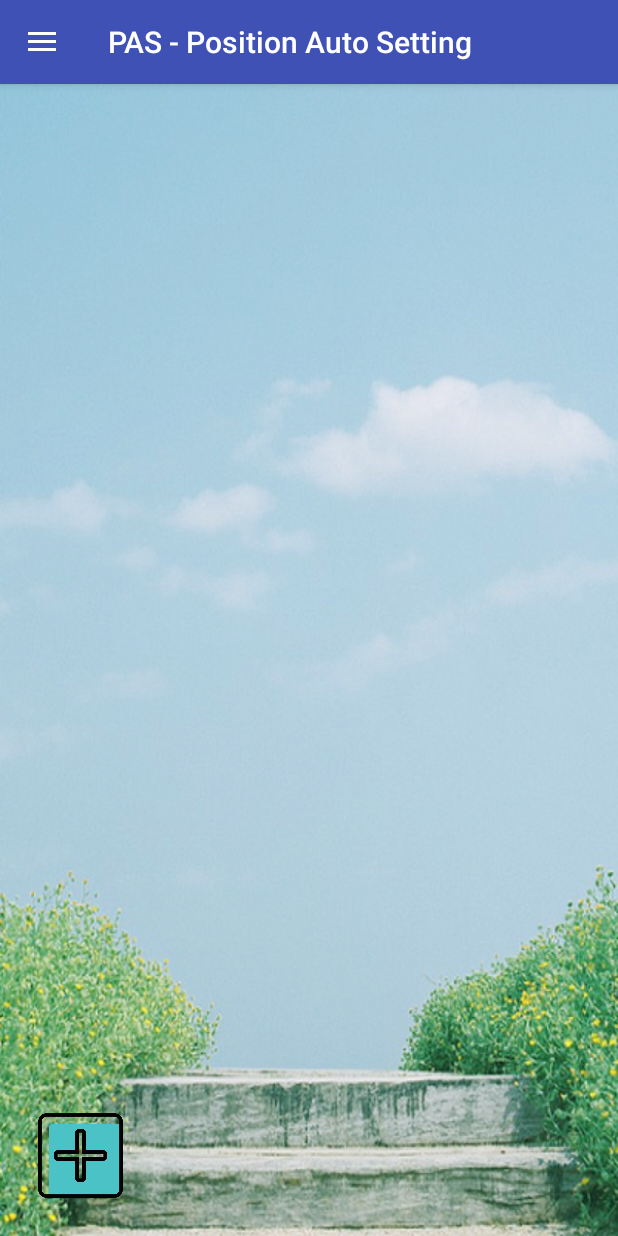
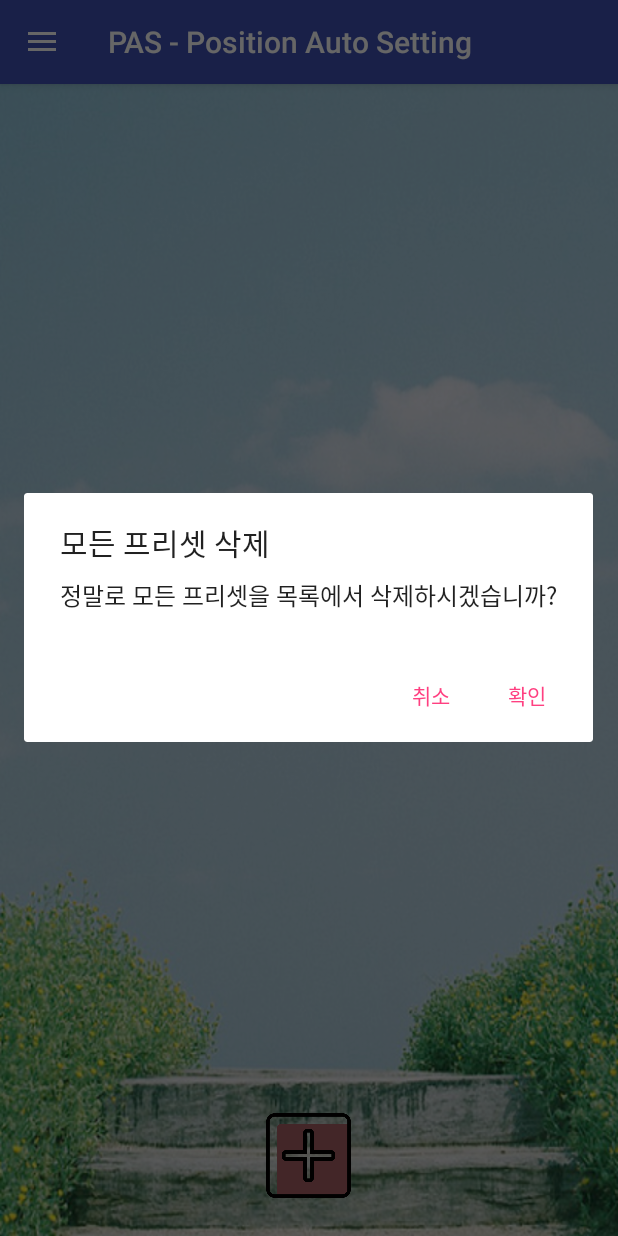
Before and after one commit to kitmobile/store, an Android app: the screen it shows after launch (MainActivity), in the side drawer, after a tap on "모든 프리셋 삭제", on a phone screen of 412 x 824 dp. Run offline under Robolectric (Android 15) with nearby library versions, the phone set to English and light mode, and no system bars; 2 statements that could not run were skipped.

Commit message:
최종완성 1차

```diff
--- a/app/src/main/java/kit/ce/ash/mobileproject/MainActivity.java
+++ b/app/src/main/java/kit/ce/ash/mobileproject/MainActivity.java
@@ -1,12 +1,15 @@
 package kit.ce.ash.mobileproject;
 
 import android.app.ActionBar;
+import android.app.AlertDialog;
 import android.bluetooth.BluetoothAdapter;
 import android.content.ComponentName;
 import android.content.Context;
+import android.content.DialogInterface;
 import android.content.Intent;
 import android.content.ServiceConnection;
 import android.content.SharedPreferences;
+import android.location.LocationManager;
 import android.media.AudioManager;
 import android.net.ConnectivityManager;
 import android.net.NetworkInfo;
@@ -14,8 +17,7 @@ import android.net.wifi.WifiManager;
 import android.nfc.NfcAdapter;
 import android.os.Bundle;
 import android.os.IBinder;
-import android.support.design.widget.FloatingActionButton;
-import android.support.design.widget.Snackbar;
+import android.provider.Settings;
 import android.util.Log;
 import android.view.LayoutInflater;
 import android.view.View;
@@ -42,6 +44,8 @@ public class MainActivity extends AppCompatActivity implements NavigationView.On
     public LocationService mService; // bind 타입 서비스
     public boolean mBound = false; // 서비스 연결 상태
 
+    boolean useGPS;
+
     ListViewAdapter adapter;
 
     // startActivityForResult 에서 다른 액티비티로 넘겨주는 requestCode 값
@@ -56,6 +60,21 @@ public class MainActivity extends AppCompatActivity implements NavigationView.On
     protected void onCreate(Bundle savedInstanceState) {
         super.onCreate(savedInstanceState);
         setContentView(R.layout.activity_main);
+
+        LocationManager locationManager = (LocationManager) getSystemService(Context.LOCATION_SERVICE);
+
+        // 만약에 GPS를 사용할 수 없다면
+        if(!locationManager.isProviderEnabled(LocationManager.GPS_PROVIDER)){
+            Toast.makeText(getApplicationContext(), "GPS가 꺼져 있습니다.\nGPS를 활성화 해야지 사용가능합니다.\nGPS 설정화면을 엽니다.", Toast.LENGTH_SHORT).show();
+            // GPS 설정 액티비티 실행
+            startActivity(new Intent(Settings.ACTION_LOCATION_SOURCE_SETTINGS));
+            finish();
+        }
+        else{
+            useGPS = locationManager.isProviderEnabled(LocationManager.GPS_PROVIDER);
+            Log.i("useGPS",String.valueOf(useGPS));
+        }
+
         Toolbar toolbar = (Toolbar) findViewById(R.id.toolbar);
         setSupportActionBar(toolbar);
 
@@ -162,7 +181,6 @@ public class MainActivity extends AppCompatActivity implements NavigationView.On
 
         // 새 항목 추가하는 버튼 객체 생성
         Button newBtn = (Button)findViewById(R.id.newBtn);
-        newBtn.setBackgroundResource(R.drawable.more);
 
         // 버튼의 클릭리스너 생성
         newBtn.setOnClickListener(new View.OnClickListener() {
@@ -170,6 +188,7 @@ public class MainActivity extends AppCompatActivity implements NavigationView.On
             public void onClick(View v) {
                 int size = adapter.getCount();
                 Intent intent = new Intent(MainActivity.this, InputDataActivity.class);
+                intent.putExtra("new","new");
                 intent.putExtra("position", String.valueOf(size));
                 startActivityForResult(intent, newData);
             }
@@ -279,14 +298,26 @@ public class MainActivity extends AppCompatActivity implements NavigationView.On
             adapter.notifyDataSetChanged();
         }
         else if(id == R.id.nav_preset_all_delete){
-            Log.i("adapter.getCount()",String.valueOf(adapter.getCount()));
+            AlertDialog.Builder builder = new AlertDialog.Builder(MainActivity.this);
+            builder.setTitle("모든 프리셋 삭제")
+                    .setMessage("정말로 모든 프리셋을 목록에서 삭제하시겠습니까?")
+                    .setCancelable(false)
+                    .setPositiveButton("확인", new DialogInterface.OnClickListener() {
+                        public void onClick(DialogInterface dialog, int whichButton) {
                             for(int i=0; i<adapter.getCount(); i++) {
                                 adapter.mListData.clear();
                                 adapter.notifyDataSetChanged();
                             }
                         }
-
-
+                    })
+                    .setNegativeButton("취소", new DialogInterface.OnClickListener() {
+                        public void onClick(DialogInterface dialog, int whichButton) {
+                            dialog.cancel();
+                        }
+                    });
+            AlertDialog dialog = builder.create();
+            dialog.show();
+        }
 
         DrawerLayout drawer = (DrawerLayout) findViewById(R.id.drawer_layout);
         drawer.closeDrawer(GravityCompat.START);
@@ -297,8 +328,10 @@ public class MainActivity extends AppCompatActivity implements NavigationView.On
     protected void onStart(){
         super.onStart();
 
+        if(useGPS){
             bind();
             mBound = true;
+        }
     }
 
     // 액티비티가 특정한 값을 받아올 때 자동 호출
@@ -330,6 +363,9 @@ public class MainActivity extends AppCompatActivity implements NavigationView.On
                     data.setNFC(Boolean.valueOf(intent.getStringExtra("setNFC")));
                     data.setBluetooth(Boolean.valueOf(intent.getStringExtra("setBluetooth")));
                     data.setWorking(Boolean.valueOf(intent.getStringExtra("setWorking")));
+                }
+                else if(resultCode == 2){
+                    adapter.remove(Integer.parseInt(intent.getStringExtra("position")));
                 }
                 adapter.notifyDataSetChanged();
                 break;
--- a/app/src/main/java/kit/ce/ash/mobileproject/splashActivity.java
+++ b/app/src/main/java/kit/ce/ash/mobileproject/splashActivity.java
@@ -3,6 +3,9 @@ package kit.ce.ash.mobileproject;
 import android.app.Activity;
 import android.content.Intent;
 import android.os.Bundle;
+import android.util.Log;
+import android.view.Display;
+import android.view.WindowManager;
 
 import java.util.Timer;
 import java.util.TimerTask;
@@ -29,6 +32,14 @@ public class splashActivity extends Activity {
         super.onCreate(savedInstanceState);
         setContentView(R.layout.activity_splash);
 
+        Display display = ((WindowManager)getSystemService(WINDOW_SERVICE)).getDefaultDisplay();
+
+        int displayWidth = display.getWidth();
+        int displayHeight = display.getHeight();
+
+        Log.i("displayWidth", "" + displayWidth);
+        Log.i("displayHeight", "" + displayHeight);
+
         //GifView view = (GifView)findViewById(R.id.gifView);
 
         //view.loadGIFResource(this, R.drawable.sp);
--- a/app/src/main/res/layout/activity_data.xml
+++ b/app/src/main/res/layout/activity_data.xml
@@ -34,7 +34,7 @@
                 android:layout_width="wrap_content"
                 android:textSize="25dp"
                 android:textColor="@color/colorWhite"
-                android:text="장소명" />
+                android:text="장소명 : " />
             <EditText
                 android:layout_width="wrap_content"
                 android:layout_height="wrap_content"
--- a/app/src/main/res/layout/content_main.xml
+++ b/app/src/main/res/layout/content_main.xml
@@ -22,7 +22,9 @@
         android:id="@+id/newBtn"
         android:background="@drawable/more"
         android:layout_alignParentBottom="true"
-        android:layout_alignLeft="@+id/listView"
+        android:layout_centerHorizontal="true"
+
+
         />
 
 </RelativeLayout>
--- a/app/src/main/res/layout/listview.xml
+++ b/app/src/main/res/layout/listview.xml
@@ -11,10 +11,11 @@
             android:id="@+id/location"
             android:layout_width="0dip"
             android:layout_height="100dp"
-            android:layout_margin="10dp"
+            android:layout_marginTop="20dp"
             android:layout_weight="1"
             android:text="location"
-            android:textSize="30dp"
+            android:paddingLeft="15dp"
+            android:textSize="28dp"
             android:gravity="center_vertical"/>
 
     </TableRow>
--- a/app/src/main/res/layout/nav_header_main.xml
+++ b/app/src/main/res/layout/nav_header_main.xml
@@ -16,12 +16,12 @@
         android:layout_width="wrap_content"
         android:layout_height="wrap_content"
         android:paddingTop="@dimen/nav_header_vertical_spacing"
-        android:src="@android:drawable/sym_def_app_icon" />
+        android:src="@drawable/icon3" />
 
     <TextView
         android:layout_width="match_parent"
         android:layout_height="wrap_content"
-        android:paddingTop="@dimen/nav_header_vertical_spacing"
+        android:paddingTop="6dp"
         android:text="Team CE5"
         android:textAppearance="@style/TextAppearance.AppCompat.Body1" />
 
@@ -29,6 +29,6 @@
         android:id="@+id/textView"
         android:layout_width="wrap_content"
         android:layout_height="wrap_content"
-        android:text="PAS@kumoh.ac.kr" />
+        android:text="eotnstnseo@kumoh.ac.kr" />
 
 </LinearLayout>
```
Also changed, not shown: app/src/main/java/kit/ce/ash/mobileproject/InputDataActivity.java (+41 -3 lines), app/src/main/java/kit/ce/ash/mobileproject/LocationService.java (+6 -2 lines), app/src/main/res/drawable/icon3.png (added), app/src/main/res/drawable/more.png, app/src/main/res/drawable/presetoff.png, app/src/main/res/drawable/preseton.png, app/src/main/res/drawable/sp.gif (deleted), app/src/main/res/drawable/spimage.png, app/src/main/res/mipmap-hdpi/ic_launcher.png, app/src/main/res/mipmap-mdpi/ic_launcher.png, app/src/main/res/mipmap-xhdpi/ic_launcher.png, app/src/main/res/mipmap-xxhdpi/ic_launcher.png, app/src/main/res/mipmap-xxxhdpi/ic_launcher.png. Lines whose indentation alone changed are shown as unchanged.
